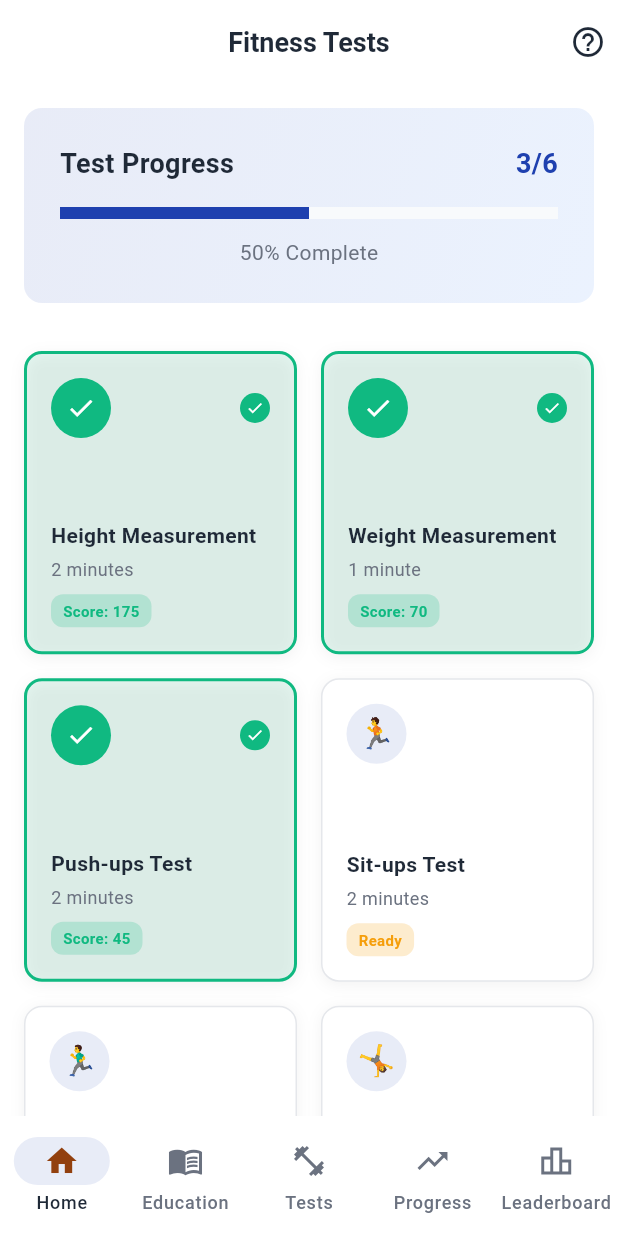
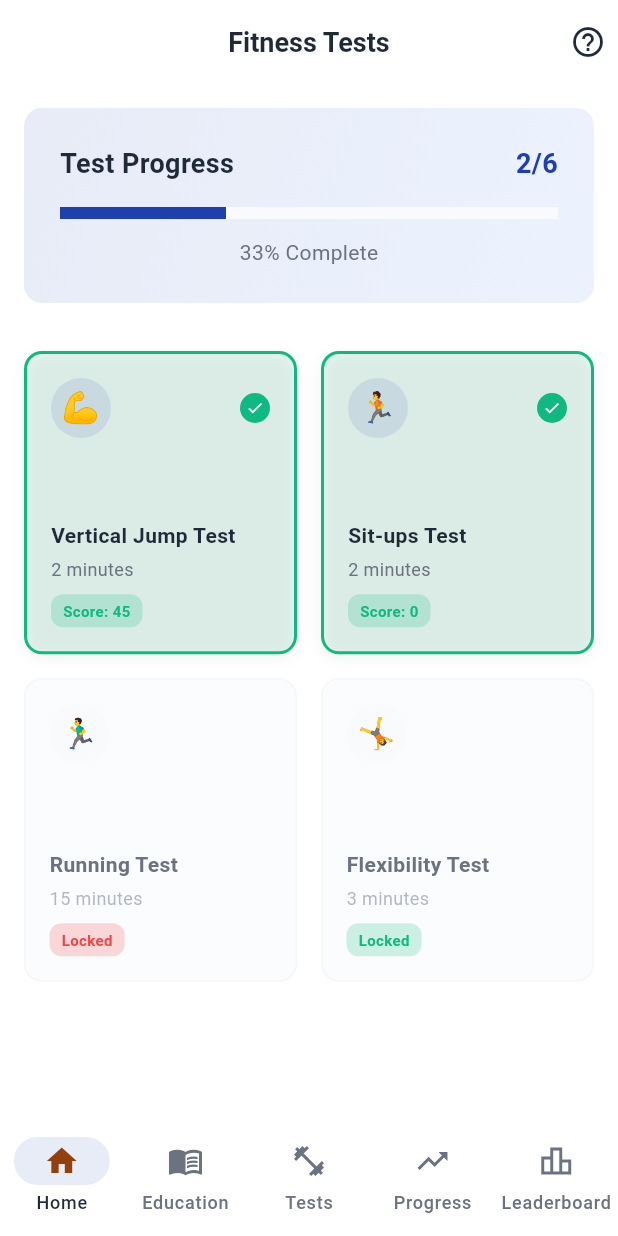
Before and after one commit to mohanveera9/fit_vision, a Flutter app: the TestSelectionScreen screen opened by its route, on a phone screen of 412 x 824 dp. Run offline on Flutter 3.47's test engine with Material 3 defaults, Android fonts, the phone set to English and light mode, and no system bars; our stand-ins replace dotted_border, fl_chart, flutter_staggered_animations, go_router, shimmer.

Commit message:
change tests

```diff
--- a/lib/core/utils/mock_data.dart
+++ b/lib/core/utils/mock_data.dart
@@ -55,7 +55,7 @@ class MockData {
       score: 175,
       percentile: 85.5,
       completedAt: DateTime.now().subtract(const Duration(days: 2)),
-      status: TestStatus.completed,
+      status: TestStatus.notStarted,
       details: {'height': 175, 'unit': 'cm'},
       duration: const Duration(minutes: 2),
     ),
@@ -66,13 +66,13 @@ class MockData {
       score: 70,
       percentile: 72.3,
       completedAt: DateTime.now().subtract(const Duration(days: 2)),
-      status: TestStatus.completed,
+      status: TestStatus.notStarted,
       details: {'weight': 70, 'unit': 'kg'},
       duration: const Duration(minutes: 1),
     ),
     TestResultModel(
       testId: 'pushups_1',
-      testName: 'Push-ups Test',
+      testName: 'Vertical Jump Test',
       testType: TestType.pushUps,
       score: 45,
       percentile: 90.2,
@@ -88,7 +88,7 @@ class MockData {
       score: 0,
       percentile: 0,
       completedAt: DateTime.now(),
-      status: TestStatus.notStarted,
+      status: TestStatus.completed,
       details: {},
     ),
     TestResultModel(
@@ -227,6 +227,7 @@ class MockData {
       ],
       'duration': '2 minutes',
       'difficulty': 'Easy',
+      'isVisible': false
     },
     {
       'id': 'weight',
@@ -241,10 +242,11 @@ class MockData {
       ],
       'duration': '1 minute',
       'difficulty': 'Easy',
+      'isVisible': false,
     },
     {
       'id': 'pushups',
-      'name': 'Push-ups Test',
+      'name': 'Vertical Jump Test',
       'description': 'Complete as many push-ups as possible in 60 seconds',
       'icon': '💪',
       'instructions': [
@@ -255,6 +257,7 @@ class MockData {
       ],
       'duration': '2 minutes',
       'difficulty': 'Medium',
+      'isVisible': true,
     },
     {
       'id': 'situps',
@@ -269,6 +272,7 @@ class MockData {
       ],
       'duration': '2 minutes',
       'difficulty': 'Medium',
+      'isVisible': true,
     },
     {
       'id': 'running',
@@ -283,10 +287,11 @@ class MockData {
       ],
       'duration': '15 minutes',
       'difficulty': 'Hard',
+      'isVisible': true,
     },
     {
       'id': 'flexibility',
-      'name': 'Flexibility Test',
+      'name': 'Shuttle run Test',
       'description': 'Measure your flexibility using the sit-and-reach test',
       'icon': '🤸',
       'instructions': [
@@ -297,6 +302,7 @@ class MockData {
       ],
       'duration': '3 minutes',
       'difficulty': 'Easy',
+      'isVisible':true,
     },
   ];
 
--- a/lib/features/tests/screens/test_selection_screen.dart
+++ b/lib/features/tests/screens/test_selection_screen.dart
@@ -30,14 +30,16 @@ class _TestSelectionScreenState extends State<TestSelectionScreen>
       vsync: this,
     );
 
-    final completedTests = _testResults.where((test) => test.isCompleted).length;
-    _progressAnimation = Tween<double>(
+    final completedTests = _testResults
+        .where((test) => test.isCompleted)
+        .length;
+    _progressAnimation =
+        Tween<double>(
           begin: 0.0,
           end: completedTests / _testResults.length,
-    ).animate(CurvedAnimation(
-      parent: _progressController,
-      curve: Curves.easeInOut,
-    ));
+        ).animate(
+          CurvedAnimation(parent: _progressController, curve: Curves.easeInOut),
+        );
 
     _progressController.forward();
   }
@@ -102,7 +104,9 @@ class _TestSelectionScreenState extends State<TestSelectionScreen>
   }
 
   Widget _buildProgressSection() {
-    final completedTests = _testResults.where((test) => test.isCompleted).length;
+    final completedTests = _testResults
+        .where((test) => test.isCompleted)
+        .length;
     final totalTests = _testResults.length;
 
     return Container(
@@ -149,7 +153,9 @@ class _TestSelectionScreenState extends State<TestSelectionScreen>
               return LinearProgressIndicator(
                 value: _progressAnimation.value,
                 backgroundColor: AppColors.surfaceVariant,
-                valueColor: const AlwaysStoppedAnimation<Color>(AppColors.primary),
+                valueColor: const AlwaysStoppedAnimation<Color>(
+                  AppColors.primary,
+                ),
                 minHeight: 8,
               );
             },
@@ -207,6 +213,15 @@ class _TestSelectionScreenState extends State<TestSelectionScreen>
   }
 
   Widget _buildTestsGrid() {
+    // Filter visible test results by definition visibility
+    final visibleTests = _testResults.where((test) {
+      final testDefinition = MockData.mockTestDefinitions.firstWhere(
+        (def) => def['id'] == test.testId.split('_')[0],
+        orElse: () => {},
+      );
+      return testDefinition.isNotEmpty && testDefinition['isVisible'] == true;
+    }).toList();
+
     return Padding(
       padding: const EdgeInsets.all(AppDimensions.spacing16),
       child: GridView.builder(
@@ -218,9 +233,9 @@ class _TestSelectionScreenState extends State<TestSelectionScreen>
           crossAxisSpacing: AppDimensions.spacing16,
           mainAxisSpacing: AppDimensions.spacing16,
         ),
-        itemCount: _testResults.length,
+        itemCount: visibleTests.length,
         itemBuilder: (context, index) {
-          final test = _testResults[index];
+          final test = visibleTests[index];
           final testDefinition = MockData.mockTestDefinitions.firstWhere(
             (def) => def['id'] == test.testId.split('_')[0],
           );
@@ -240,7 +255,10 @@ class _TestSelectionScreenState extends State<TestSelectionScreen>
     );
   }
 
-  Widget _buildTestCard(TestResultModel test, Map<String, dynamic> testDefinition) {
+  Widget _buildTestCard(
+    TestResultModel test,
+    Map<String, dynamic> testDefinition,
+  ) {
     final isCompleted = test.isCompleted;
     final isAvailable = test.isCompleted || _canStartTest(test);
 
@@ -266,13 +284,15 @@ class _TestSelectionScreenState extends State<TestSelectionScreen>
                 : AppColors.outline.withOpacity(0.3),
             width: isCompleted ? 2 : 1,
           ),
-          boxShadow: isAvailable ? [
+          boxShadow: isAvailable
+              ? [
                   BoxShadow(
                     color: Colors.black.withOpacity(0.05),
                     blurRadius: 8,
                     offset: const Offset(0, 2),
                   ),
-          ] : null,
+                ]
+              : null,
         ),
         child: Padding(
           padding: const EdgeInsets.all(AppDimensions.spacing16),
@@ -288,20 +308,12 @@ class _TestSelectionScreenState extends State<TestSelectionScreen>
                     height: 40,
                     alignment: Alignment.center,
                     decoration: BoxDecoration(
-                      color: isCompleted
-                          ? AppColors.success
-                          : isAvailable
+                      color: isAvailable
                           ? AppColors.primary.withOpacity(0.1)
                           : AppColors.surfaceVariant,
                       borderRadius: BorderRadius.circular(20),
                     ),
-                    child: isCompleted
-                        ? const Icon(
-                            Icons.check,
-                            color: AppColors.onError,
-                            size: 20,
-                          )
-                        : Text(
+                    child: Text(
                       testDefinition['icon'],
                       textAlign: TextAlign.center,
                       style: TextStyle(
@@ -368,7 +380,9 @@ class _TestSelectionScreenState extends State<TestSelectionScreen>
                   ),
                   decoration: BoxDecoration(
                     color: AppColors.success.withOpacity(0.2),
-                    borderRadius: BorderRadius.circular(AppDimensions.radiusSmall),
+                    borderRadius: BorderRadius.circular(
+                      AppDimensions.radiusSmall,
+                    ),
                   ),
                   child: Text(
                     'Score: ${test.score}',
@@ -386,8 +400,12 @@ class _TestSelectionScreenState extends State<TestSelectionScreen>
                     vertical: AppDimensions.spacing4,
                   ),
                   decoration: BoxDecoration(
-                    color: _getDifficultyColor(testDefinition['difficulty']).withOpacity(0.2),
-                    borderRadius: BorderRadius.circular(AppDimensions.radiusSmall),
+                    color: _getDifficultyColor(
+                      testDefinition['difficulty'],
+                    ).withOpacity(0.2),
+                    borderRadius: BorderRadius.circular(
+                      AppDimensions.radiusSmall,
+                    ),
                   ),
                   child: Text(
                     isAvailable ? 'Ready' : 'Locked',
@@ -413,8 +431,12 @@ class _TestSelectionScreenState extends State<TestSelectionScreen>
     }
 
     // Other tests require height and weight to be completed first
-    final heightCompleted = _testResults.any((t) => t.testId.contains('height') && t.isCompleted);
-    final weightCompleted = _testResults.any((t) => t.testId.contains('weight') && t.isCompleted);
+    final heightCompleted = _testResults.any(
+      (t) => t.testId.contains('height') && t.isCompleted,
+    );
+    final weightCompleted = _testResults.any(
+      (t) => t.testId.contains('weight') && t.isCompleted,
+    );
 
     return heightCompleted && weightCompleted;
   }
```
Also changed, not shown: lib/features/authentication/screens/aadhaar_upload_screen.dart (+6 -35 lines), lib/features/authentication/screens/profile_confirmation_screen.dart (+1 -11 lines). Lines whose indentation alone changed are shown as unchanged.
